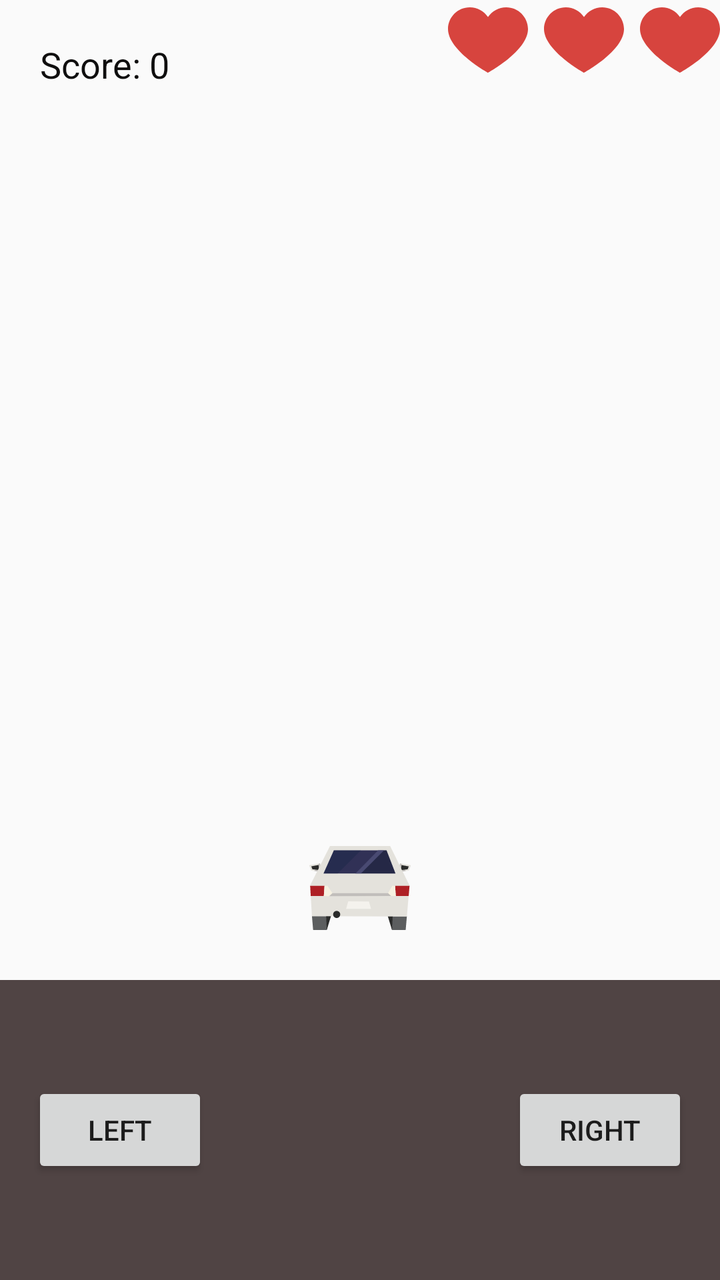
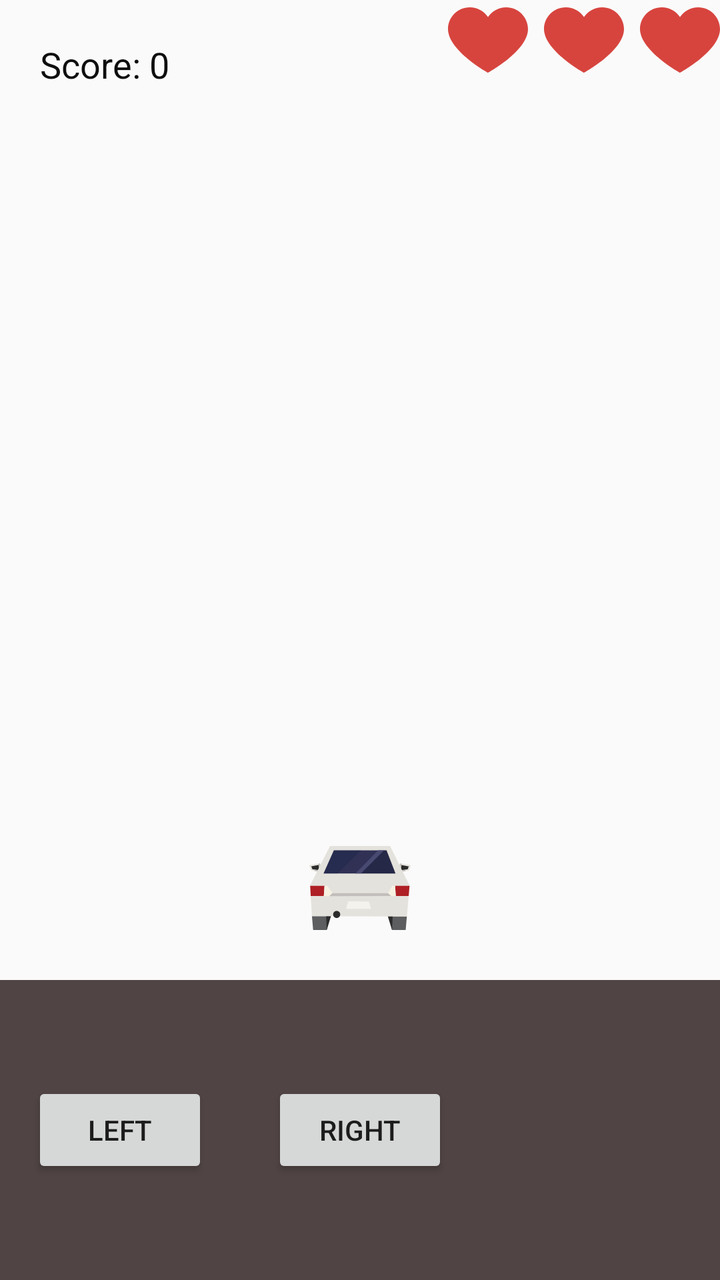

Before-and-after screenshots of an Android layout around one commit, followed by the original layout XML and the change that was made.
<!-- AndroidManifest.xml: activity theme Theme.AppCompat.Light.NoActionBar -->
<!-- res/layout/activity_main.xml -->
<?xml version="1.0" encoding="utf-8"?>
<RelativeLayout xmlns:android="http://schemas.android.com/apk/res/android"
    android:layout_width="match_parent"
    android:layout_height="match_parent">

    
    <FrameLayout
        android:id="@+id/game_area"
        android:layout_width="match_parent"
        android:layout_height="match_parent"
        android:layout_alignParentTop="true"
        android:layout_above="@id/control_area"/>

    
    <LinearLayout
        android:id="@+id/control_area"
        android:layout_width="match_parent"
        android:layout_height="150dp"
        android:layout_alignParentBottom="true"
        android:baselineAligned="false"
        android:orientation="horizontal"
        android:weightSum="3"
        android:background="#504444">

        
        <LinearLayout
            android:layout_width="0dp"
            android:layout_weight="1"
            android:layout_height="match_parent"
            android:gravity="center">
            <Button
                android:id="@+id/button_left"
                android:layout_width="wrap_content"
                android:layout_height="wrap_content"
                android:text="@string/left"/>
        </LinearLayout>

        
        <LinearLayout
            android:layout_width="0dp"
            android:layout_weight="1"
            android:layout_height="match_parent"
            android:gravity="center"/>

        
        <LinearLayout
            android:layout_width="0dp"
            android:layout_weight="1"
            android:layout_height="match_parent"
            android:gravity="center">
            <Button
                android:id="@+id/button_right"
                android:layout_width="wrap_content"
                android:layout_height="wrap_content"
                android:text="@string/right"/>
        </LinearLayout>
    </LinearLayout>

    
    <LinearLayout
        android:layout_width="wrap_content"
        android:layout_height="wrap_content"
        android:layout_alignParentTop="true"
        android:layout_alignParentEnd="true"
        android:orientation="horizontal">

        <androidx.appcompat.widget.AppCompatImageView
            android:id="@+id/main_IMG_heart0"
            android:layout_width="40dp"
            android:layout_height="40dp"
            android:src="@drawable/heart"
            android:visibility="visible"/>

        <androidx.appcompat.widget.AppCompatImageView
            android:id="@+id/main_IMG_heart1"
            android:layout_width="40dp"
            android:layout_height="40dp"
            android:layout_marginHorizontal="8dp"
            android:src="@drawable/heart"
            android:visibility="visible"/>

        <androidx.appcompat.widget.AppCompatImageView
            android:id="@+id/main_IMG_heart2"
            android:layout_width="40dp"
            android:layout_height="40dp"
            android:src="@drawable/heart"
            android:visibility="visible"/>

    </LinearLayout>

    
    <TextView
        android:id="@+id/score_text"
        android:layout_width="wrap_content"
        android:layout_height="wrap_content"
        android:layout_alignParentTop="true"
        android:layout_alignParentStart="true"
        android:text="@string/score"
        android:textSize="18sp"
        android:textColor="#0F0E0E"
        android:layout_marginTop="20dp"
        android:layout_marginStart="20dp"/>

    
    <ImageView
        android:id="@+id/player"
        android:layout_width="100dp"
        android:layout_height="100dp"
        android:layout_centerHorizontal="true"
        android:layout_alignParentBottom="true"
        android:layout_marginBottom="150dp"
        android:contentDescription="@string/player_car"
        android:src="@drawable/car" />
</RelativeLayout>
<!-- resources referenced by this layout -->
<resources>
  <!-- drawable car: vector/xml drawable (drawable, 4281 chars, omitted) -->
  <!-- drawable heart (drawable) -->
  <?xml version="1.0" encoding="utf-8"?>
  <vector xmlns:android="http://schemas.android.com/apk/res/android"
      android:width="391.837dp"
      android:height="391.837dp"
      android:viewportWidth="391.837"
      android:viewportHeight="391.837">
  
      <path
          android:fillColor="#D7443E"
          android:pathData="M285.257,35.528c58.743,0.286,106.294,47.836,106.58,106.58 c0,107.624-195.918,214.204-195.918,214.204S0,248.165,0,142.108c0-58.862,47.717-106.58,106.58-106.58l0,0 c36.032-0.281,69.718,17.842,89.339,48.065C215.674,53.517,249.273,35.441,285.257,35.528z" />
  </vector>
  <string name="left">Left</string>
  <string name="player_car">player_car</string>
  <string name="right">Right</string>
  <string name="score">Score: 0</string>
</resources>

<!-- the commit's change to res/layout/activity_main.xml (unified diff, before → after) -->
@@ -1,5 +1,6 @@
 <?xml version="1.0" encoding="utf-8"?>
 <RelativeLayout xmlns:android="http://schemas.android.com/apk/res/android"
+    xmlns:tools="http://schemas.android.com/tools"
     android:layout_width="match_parent"
     android:layout_height="match_parent">
 
@@ -36,11 +37,6 @@
         </LinearLayout>
 
         
-        <LinearLayout
-            android:layout_width="0dp"
-            android:layout_weight="1"
-            android:layout_height="match_parent"
-            android:gravity="center"/>
 
         
         <LinearLayout
@@ -99,7 +95,8 @@
         android:textSize="18sp"
         android:textColor="#0F0E0E"
         android:layout_marginTop="20dp"
-        android:layout_marginStart="20dp"/>
+        android:layout_marginStart="20dp"
+        tools:ignore="RelativeOverlap" />
 
     
     <ImageView
